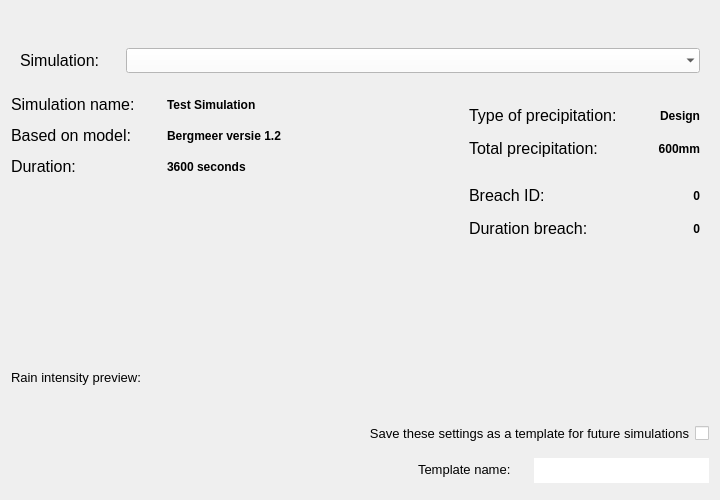
Before: the Qt Designer form threedi_api_qgis_client/ui/page_initiation.ui in nens/threedi-api-qgis-client, drawn with Qt 5.
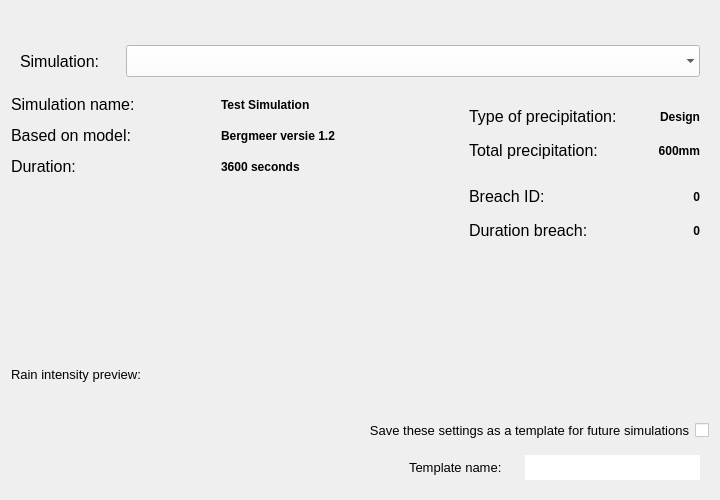
After: the same form once the commit is applied.

```diff
--- a/threedi_api_qgis_client/ui/page_initiation.ui
+++ b/threedi_api_qgis_client/ui/page_initiation.ui
@@ -54,8 +54,8 @@
      </property>
      <property name="maximumSize">
       <size>
-       <width>30</width>
-       <height>40</height>
+       <width>16777215</width>
+       <height>16777215</height>
       </size>
      </property>
      <layout class="QHBoxLayout" name="horizontalLayout_3">
@@ -69,8 +69,8 @@
         </property>
         <property name="maximumSize">
          <size>
-          <width>110</width>
-          <height>20</height>
+          <width>16777215</width>
+          <height>16777215</height>
          </size>
         </property>
         <property name="font">
@@ -85,6 +85,12 @@
       </item>
       <item>
        <widget class="QLineEdit" name="template_name">
+        <property name="sizePolicy">
+         <sizepolicy hsizetype="Expanding" vsizetype="Preferred">
+          <horstretch>0</horstretch>
+          <verstretch>0</verstretch>
+         </sizepolicy>
+        </property>
         <property name="minimumSize">
          <size>
           <width>175</width>
@@ -93,8 +99,8 @@
         </property>
         <property name="maximumSize">
          <size>
-          <width>175</width>
-          <height>25</height>
+          <width>16777215</width>
+          <height>16777215</height>
          </size>
         </property>
         <property name="font">
@@ -130,7 +136,7 @@
      <property name="maximumSize">
       <size>
        <width>16777215</width>
-       <height>50</height>
+       <height>16777215</height>
       </size>
      </property>
      <layout class="QGridLayout" name="gridLayout_2">
@@ -144,8 +150,8 @@
         </property>
         <property name="maximumSize">
          <size>
-          <width>100</width>
-          <height>25</height>
+          <width>16777215</width>
+          <height>16777215</height>
          </size>
         </property>
         <property name="font">
@@ -161,7 +167,7 @@
       <item row="0" column="1">
        <widget class="QComboBox" name="dd_simulation">
         <property name="sizePolicy">
-         <sizepolicy hsizetype="Expanding" vsizetype="Fixed">
+         <sizepolicy hsizetype="Expanding" vsizetype="Preferred">
           <horstretch>0</horstretch>
           <verstretch>0</verstretch>
          </sizepolicy>
@@ -175,7 +181,7 @@
         <property name="maximumSize">
          <size>
           <width>16777215</width>
-          <height>25</height>
+          <height>16777215</height>
          </size>
         </property>
         <property name="font">
@@ -251,7 +257,7 @@
           <property name="maximumSize">
            <size>
             <width>16777215</width>
-            <height>25</height>
+            <height>16777215</height>
            </size>
           </property>
           <property name="font">
@@ -279,8 +285,8 @@
           </property>
           <property name="maximumSize">
            <size>
-            <width>150</width>
-            <height>25</height>
+            <width>16777215</width>
+            <height>16777215</height>
            </size>
           </property>
           <property name="font">
@@ -304,8 +310,8 @@
           </property>
           <property name="maximumSize">
            <size>
-            <width>150</width>
-            <height>25</height>
+            <width>16777215</width>
+            <height>16777215</height>
            </size>
           </property>
           <property name="font">
@@ -368,7 +374,7 @@
        <property name="maximumSize">
         <size>
          <width>16777215</width>
-         <height>80</height>
+         <height>16777215</height>
         </size>
        </property>
        <layout class="QGridLayout" name="gridLayout_4">
@@ -382,8 +388,8 @@
           </property>
           <property name="maximumSize">
            <size>
-            <width>150</width>
-            <height>25</height>
+            <width>16777215</width>
+            <height>16777215</height>
            </size>
           </property>
           <property name="font">
@@ -436,7 +442,7 @@
           <property name="maximumSize">
            <size>
             <width>16777215</width>
-            <height>25</height>
+            <height>16777215</height>
            </size>
           </property>
           <property name="font">
@@ -464,8 +470,8 @@
           </property>
           <property name="maximumSize">
            <size>
-            <width>150</width>
-            <height>25</height>
+            <width>16777215</width>
+            <height>16777215</height>
            </size>
           </property>
           <property name="font">
@@ -532,7 +538,7 @@
      <property name="maximumSize">
       <size>
        <width>16777215</width>
-       <height>20</height>
+       <height>16777215</height>
       </size>
      </property>
      <property name="font">
@@ -587,8 +593,8 @@
        </property>
        <property name="maximumSize">
         <size>
-         <width>150</width>
-         <height>25</height>
+         <width>16777215</width>
+         <height>16777215</height>
         </size>
        </property>
        <property name="font">
@@ -618,8 +624,8 @@
        </property>
        <property name="maximumSize">
         <size>
-         <width>150</width>
-         <height>25</height>
+         <width>16777215</width>
+         <height>16777215</height>
         </size>
        </property>
        <property name="font">
@@ -644,7 +650,7 @@
        <property name="maximumSize">
         <size>
          <width>16777215</width>
-         <height>25</height>
+         <height>16777215</height>
         </size>
        </property>
        <property name="font">
@@ -675,8 +681,8 @@
        </property>
        <property name="maximumSize">
         <size>
-         <width>150</width>
-         <height>25</height>
+         <width>16777215</width>
+         <height>16777215</height>
         </size>
        </property>
        <property name="palette">
@@ -738,7 +744,7 @@
        <property name="maximumSize">
         <size>
          <width>16777215</width>
-         <height>25</height>
+         <height>16777215</height>
         </size>
        </property>
        <property name="font">
@@ -764,7 +770,7 @@
        <property name="maximumSize">
         <size>
          <width>16777215</width>
-         <height>25</height>
+         <height>16777215</height>
         </size>
        </property>
        <property name="font">
@@ -822,8 +828,8 @@
        </property>
        <property name="maximumSize">
         <size>
-         <width>350</width>
-         <height>20</height>
+         <width>16777215</width>
+         <height>16777215</height>
         </size>
        </property>
        <property name="font">
```
